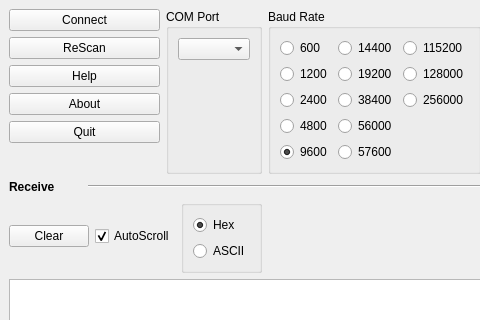
marker5a/EasyTerm, file ui/terminal.ui: the form before one commit; both pictures show x 0 to 480 and y 0 to 320 of the 765 by 607 pixel window.
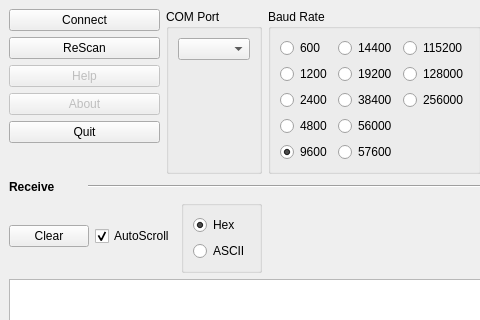
The form after the commit.

Commit message: Temporarily disabl help and about buttons

Diff of the .ui file:
```diff
--- a/ui/terminal.ui
+++ b/ui/terminal.ui
@@ -33,6 +33,9 @@
       </item>
       <item>
        <widget class="QPushButton" name="help_button">
+		<property name="enabled">
+		 <bool>false</bool>
+		</property>
         <property name="text">
          <string>Help</string>
         </property>
@@ -40,6 +43,9 @@
       </item>
       <item>
        <widget class="QPushButton" name="about_button">
+		<property name="enabled">
+		 <bool>false</bool>
+		</property>
         <property name="text">
          <string>About</string>
         </property>
```
